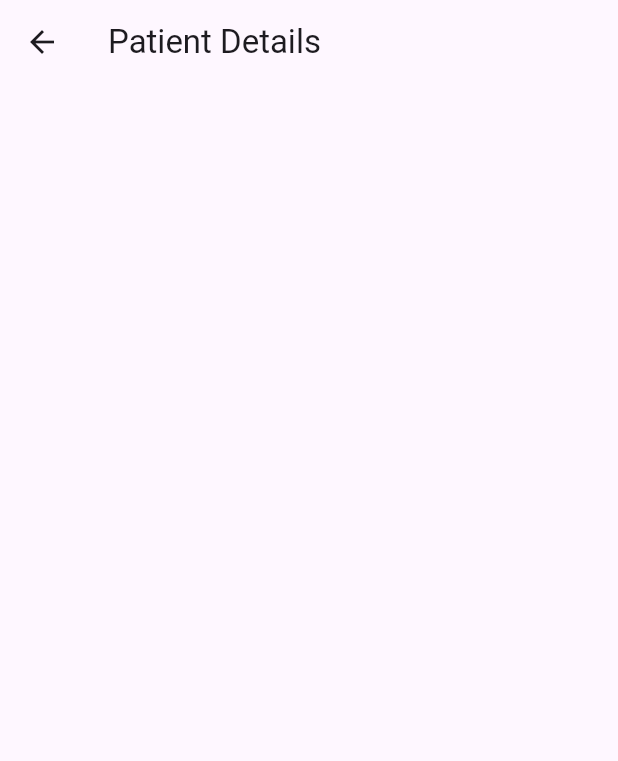
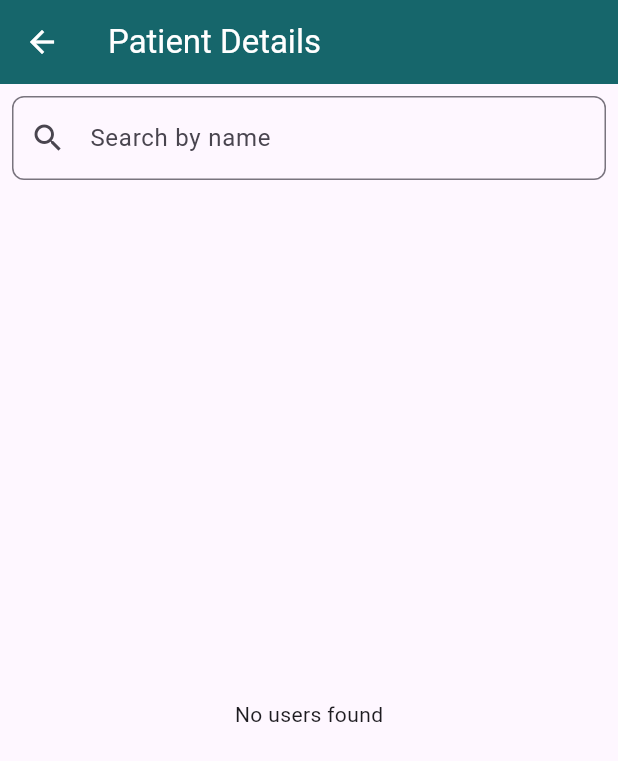
Before and after one commit to sanikaahadap/migraine_review, a Flutter app: the AdminHomePage screen opened directly, after a tap on "Patient Details", on a phone screen of 412 x 824 dp. Shown: the top 761 px of the screen. Run offline on Flutter 3.47's test engine with Material 3 defaults, Android fonts, the light colour scheme and no system bars; our stand-ins replace carousel_slider, cloud_firestore, file_picker, firebase_auth, firebase_core, firebase_storage and 5 more; missing offline and left inert: easy_pdf_viewer; accounts and stored records are empty.

Commit message:
drawer modified & admin side minor UI changes

```diff
--- a/lib/admin_home/admin_home.dart
+++ b/lib/admin_home/admin_home.dart
@@ -1,6 +1,4 @@
 import 'package:flutter/material.dart';
-// import 'package:neurooooo/other_services/user_service.dart';
-// import 'package:neurooooo/models/user.dart';
 import 'package:cloud_firestore/cloud_firestore.dart';
 import 'package:neurooooo/admin_home/users_info.dart';
 import 'package:neurooooo/login/login_signup_page.dart';
@@ -13,9 +11,6 @@ class AdminHomePage extends StatelessWidget {
   @override
   Widget build(BuildContext context) {
     return Scaffold(
-      appBar: AppBar(
-        backgroundColor: const Color(0xFF16666B),
-      ),
       body: Column(
         mainAxisAlignment: MainAxisAlignment.center,
         children: [
@@ -38,7 +33,7 @@ class AdminHomePage extends StatelessWidget {
                       Navigator.push(
                         context,
                         MaterialPageRoute(
-                            builder: (context) => PatientDetailsPage()),
+                            builder: (context) => const PatientDetailsPage()),
                       );
                     },
                     style: ElevatedButton.styleFrom(
@@ -85,67 +80,116 @@ class AdminHomePage extends StatelessWidget {
   }
 }
 
-class PatientDetailsPage extends StatelessWidget {
+class PatientDetailsPage extends StatefulWidget {
+  const PatientDetailsPage({super.key});
+
+  @override
+  _PatientDetailsPageState createState() => _PatientDetailsPageState();
+}
+
+class _PatientDetailsPageState extends State<PatientDetailsPage> {
   final UserService userService = UserService();
+  List<ModelUser> _users = [];
+  List<ModelUser> _filteredUsers = [];
+  final TextEditingController _searchController = TextEditingController();
 
-  PatientDetailsPage({Key? key});
+  @override
+  void initState() {
+    super.initState();
+    _fetchUsers();
+    _searchController.addListener(_filterUsers);
+  }
+
+  @override
+  void dispose() {
+    _searchController.dispose();
+    super.dispose();
+  }
+
+  void _fetchUsers() async {
+    List<ModelUser> users = await userService.getUsers();
+    setState(() {
+      _users = users;
+      _filteredUsers = users;
+    });
+  }
+
+  void _filterUsers() {
+    String query = _searchController.text.toLowerCase();
+    setState(() {
+      _filteredUsers = _users
+          .where((user) => user.name.toLowerCase().contains(query))
+          .toList();
+    });
+  }
 
   @override
   Widget build(BuildContext context) {
     return Scaffold(
       appBar: AppBar(
         title: const Text('Patient Details'),
+        backgroundColor: const Color(0xFF16666B),
+        foregroundColor: Colors.white,
       ),
-      body: FutureBuilder<List<ModelUser>>(
-        future: userService.getUsers(),
-        builder:
-            (BuildContext context, AsyncSnapshot<List<ModelUser>> snapshot) {
-          if (snapshot.connectionState == ConnectionState.waiting) {
-            return const Center(child: CircularProgressIndicator());
-          } else if (snapshot.hasError) {
-            return Center(child: Text('Error: ${snapshot.error}'));
-          } else {
-            List<ModelUser> users = snapshot.data ?? [];
+      body: Column(
+        children: [
+          Padding(
+            padding: const EdgeInsets.all(8.0),
+            child: TextField(
+              controller: _searchController,
+              decoration: InputDecoration(
+                labelText: 'Search by name',
+                prefixIcon: const Icon(Icons.search),
+                border: OutlineInputBorder(
+                  borderRadius: BorderRadius.circular(8.0),
+                ),
+              ),
+            ),
+          ),
+          Expanded(
+            child: _buildUserList(),
+          ),
+        ],
+      ),
+    );
+  }
 
-            // Remove duplicate entries
-            final uniqueUsers = users.toSet().toList();
-
+  Widget _buildUserList() {
+    if (_filteredUsers.isEmpty) {
+      return const Center(child: Text('No users found'));
+    }
     return ListView.builder(
       padding: const EdgeInsets.all(8.0),
-              itemCount: uniqueUsers.length,
+      itemCount: _filteredUsers.length,
       itemBuilder: (context, index) {
         return Card(
           margin: const EdgeInsets.symmetric(vertical: 8.0),
           child: ListTile(
-                    contentPadding: const EdgeInsets.all(16.0),
+            contentPadding: const EdgeInsets.all(8.0),
             leading: CircleAvatar(
-                      backgroundColor: Color(0xFF16666B),
+              backgroundColor: const Color(0xFF16666B),
               child: Text(
-                        uniqueUsers[index].name[0].toUpperCase(),
+                _filteredUsers[index].name[0].toUpperCase(),
                 style: const TextStyle(color: Colors.white),
               ),
             ),
             title: Text(
-                      uniqueUsers[index].name,
+              _filteredUsers[index].name,
               style: const TextStyle(fontWeight: FontWeight.bold),
             ),
-                    subtitle: Text(uniqueUsers[index].email),
+            subtitle: Text(_filteredUsers[index].email),
             onTap: () {
               Navigator.push(
                 context,
                 MaterialPageRoute(
                   builder: (context) =>
-                              UserDetailsPage(user: uniqueUsers[index]),
+                      UserDetailsPage(user: _filteredUsers[index]),
                 ),
               );
             },
           ),
         );
       },
-            );
-          }
-        },
-      ),
     );
   }
 }
--- a/lib/user_home/home.dart
+++ b/lib/user_home/home.dart
@@ -5,6 +5,8 @@ import 'package:neurooooo/login/login_signup_page.dart';
 import 'package:neurooooo/main_features/ehr/ehr_entry.dart';
 import 'package:neurooooo/main_features/midas_assessment/midas.dart';
 import 'package:neurooooo/onboarding/animated_page.dart';
+import 'package:neurooooo/salient_features.dart';
+import 'package:neurooooo/user_home/doctor_info_page.dart';
 import 'package:neurooooo/user_home/settings.dart';
 import 'package:neurooooo/main_features/faqs/faqs.dart';
 import 'package:neurooooo/main_features/calendar/calendar.dart';
@@ -360,67 +362,7 @@ class HomePageState extends State<HomePage> {
               ),
             ),
             ListTile(
-              leading: const Icon(Icons.person), // Icon for Profile
-              title: const Text('Profile'),
-              onTap: () {
-                Navigator.push(
-                  context,
-                  MaterialPageRoute(builder: (context) => const ProfilePage()),
-                );
-              },
-            ),
-            ListTile(
-              leading: const Icon(Icons.settings), // Icon for Settings
-              title: const Text('Settings'),
-              onTap: () {
-                Navigator.push(
-                  context,
-                  MaterialPageRoute(builder: (context) => const SettingsPage()),
-                );
-              },
-            ),
-            ListTile(
-              leading: const Icon(Icons.assignment), // Icon for Questionnaire
-              title: const Text('Questionnaire'),
-              onTap: () {
-                Navigator.push(
-                  context,
-                  MaterialPageRoute(builder: (context) => const MIDASAssessmentPage()),
-                );
-              },
-            ),
-            ListTile(
-              leading: const Icon(Icons.book), // Icon for Your Diary
-              title: const Text('Your Diary'),
-              onTap: () {
-                Navigator.push(
-                  context,
-                  MaterialPageRoute(builder: (context) => const DiaryPage()),
-                );
-              },
-            ),
-            ListTile(
-              leading: const Icon(Icons.calendar_today), // Icon for Calendar
-              title: const Text('Calendar'),
-              onTap: () {
-                Navigator.push(
-                  context,
-                  MaterialPageRoute(builder: (context) => const CalendarPage()),
-                );
-              },
-            ),
-            ListTile(
-              leading: const Icon(Icons.assignment), // Icon for EHR
-              title: const Text('EHR'),
-              onTap: () {
-                Navigator.push(
-                  context,
-                  MaterialPageRoute(builder: (context) => const Ehrmainpg()),
-                );
-              },
-            ),
-            ListTile(
-              leading: const Icon(Icons.videocam), // Icon for Settings
+              leading: const Icon(Icons.videocam), // Icon for YT videos
               title: const Text('Youtube videos'),
               onTap: () {
                 Navigator.push(
@@ -430,12 +372,22 @@ class HomePageState extends State<HomePage> {
               },
             ),
             ListTile(
-              leading: const Icon(Icons.help_outline), // Icon for FAQs
-              title: const Text('FAQs'),
+              leading: const Icon(Icons.healing), // Icon for Know Your Doctor
+              title: const Text('Know Your Doctor'),
               onTap: () {
                 Navigator.push(
                   context,
-                  MaterialPageRoute(builder: (context) => const FAQsPage()),
+                  MaterialPageRoute(builder: (context) => const DoctorInfoPage()),
+                );
+              },
+            ),
+            ListTile(
+              leading: const Icon(Icons.app_shortcut_sharp), // Icon for FAQs
+              title: const Text('Salient Features'),
+              onTap: () {
+                Navigator.push(
+                  context,
+                  MaterialPageRoute(builder: (context) => SalientFeaturesPage()),
                 );
               },
             ),
--- a/pubspec.yaml
+++ b/pubspec.yaml
@@ -61,6 +61,7 @@ dependencies:
   crypto: ^3.0.1
   shared_preferences: ^2.2.2
   url_launcher: ^6.2.6
+  carousel_slider: ^4.2.1
 
 dev_dependencies:
   flutter_test:
```
Also changed, not shown: lib/admin_home/users_info.dart (+57 -24 lines), lib/salient_features.dart (added, +127 -0 lines), pubspec.lock. Lines whose indentation alone changed are shown as unchanged.
